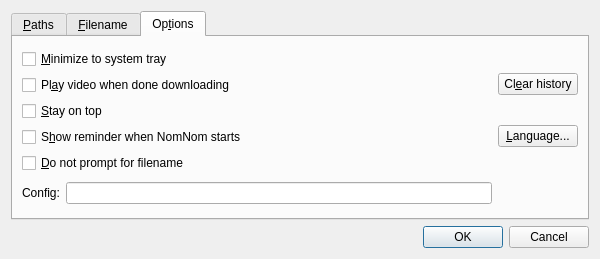
Old version of the form i/Preferences.ui in the repository guendto/nomnom.
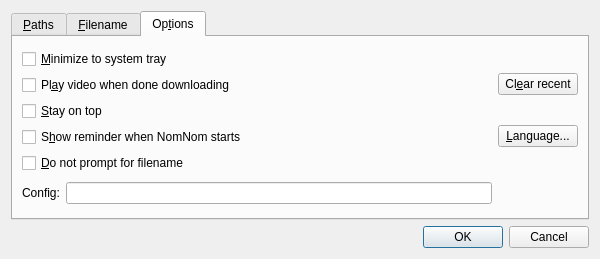
New version of the form. The open tabs and pages were chosen to show the change.

Commit message: History.* -> Recent.*

What changed in the file:
```diff
--- a/i/Preferences.ui
+++ b/i/Preferences.ui
@@ -313,7 +313,7 @@
          <item row="0" column="0">
           <widget class="QPushButton" name="clearHistoryBtn">
            <property name="text">
-            <string>Cl&amp;ear history</string>
+            <string>Cl&amp;ear recent</string>
            </property>
           </widget>
          </item>
```
Left out of the diff: 10 changed lines with no effect on the pictures. The commit also changes 8 other files.
